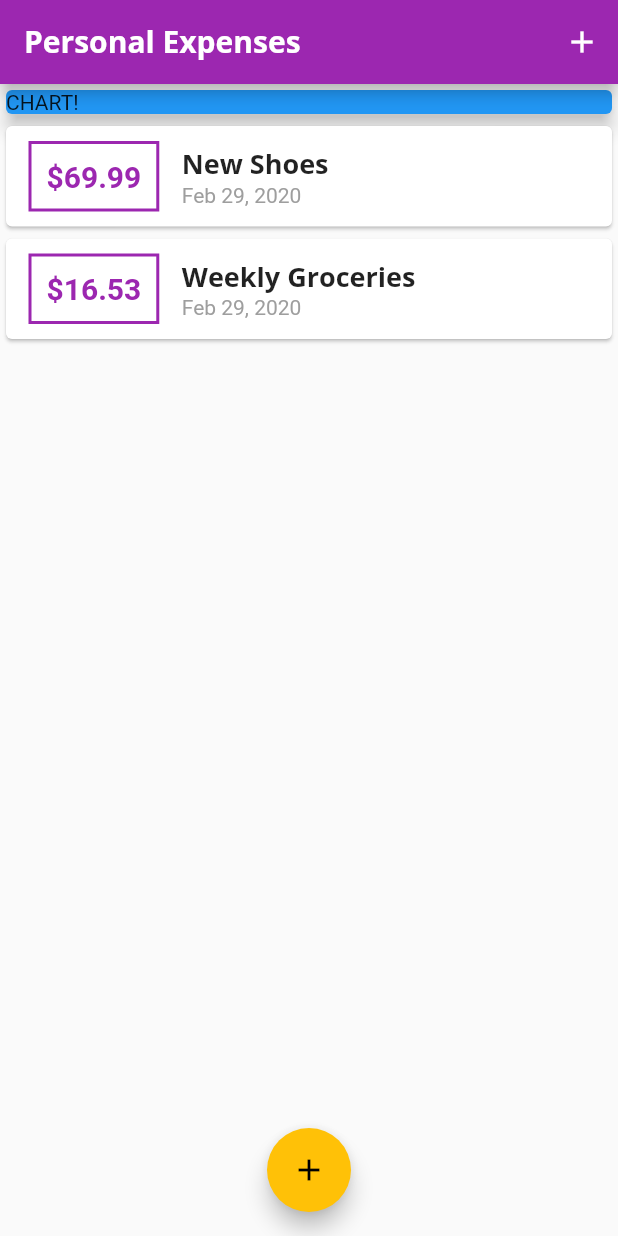
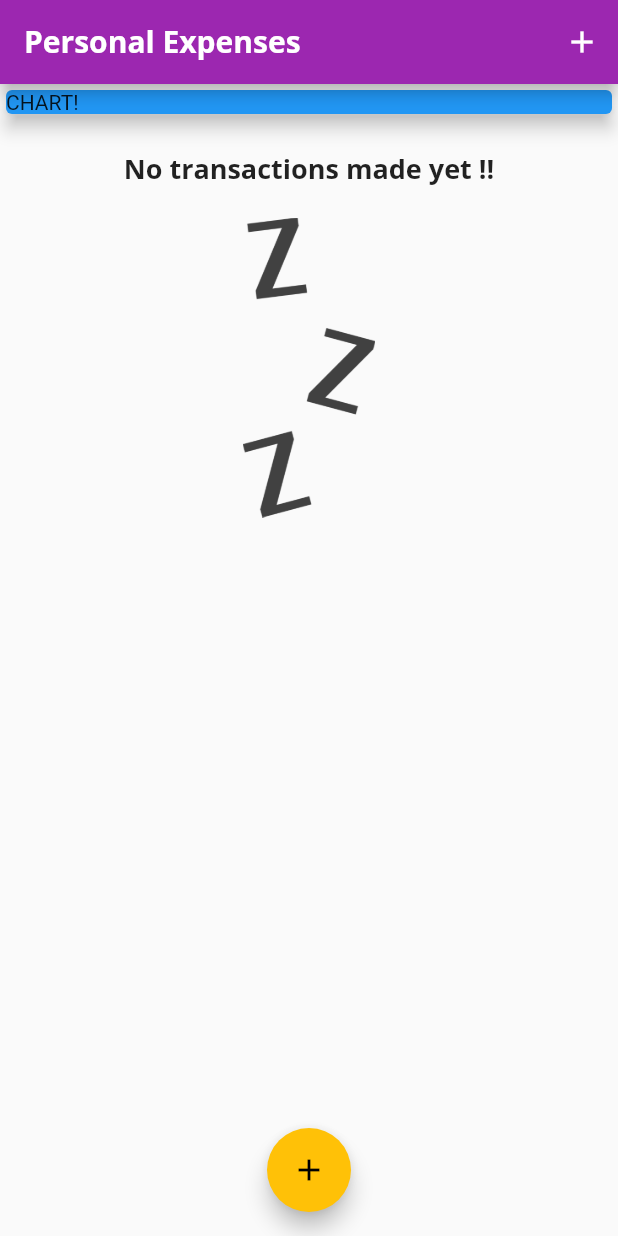
Before and after one commit to Shree-hari/personal_exp, a Flutter app: the screen it shows after launch, on a phone screen of 412 x 824 dp. Run offline on Flutter 3.47's test engine with Material 2 defaults, Android fonts, the phone set to English and light mode, and no system bars.

Commit message:
added image as assets and then used it as alternate if the transaction is not made by using ternary operator

```diff
--- a/lib/main.dart
+++ b/lib/main.dart
@@ -16,16 +16,18 @@
         fontFamily: 'Quicksand',
         textTheme: ThemeData.light().textTheme.copyWith(
               headline6: TextStyle(
-                  fontFamily: 'OpenSans',
-                  fontSize: 18.0,
-                  fontWeight: FontWeight.bold),
+                fontFamily: 'OpenSans',
+                fontSize: 18.0,
+                fontWeight: FontWeight.bold,
+              ),
             ),
         appBarTheme: AppBarTheme(
           textTheme: ThemeData.light().textTheme.copyWith(
                 headline6: TextStyle(
-                    fontFamily: 'OpenSans',
-                    fontSize: 20.0,
-                    fontWeight: FontWeight.bold),
+                  fontFamily: 'OpenSans',
+                  fontSize: 20.0,
+                  fontWeight: FontWeight.bold,
+                ),
               ),
         ),
       ),
@@ -43,18 +45,7 @@
 
 class _MyHomePageState extends State<MyHomePage> {
   final List<Transaction> _userTransactions = [
-    Transaction(
-      id: 't1',
-      title: 'New Shoes',
-      amount: 69.99,
-      date: DateTime.now(),
-    ),
-    Transaction(
-      id: 't2',
-      title: 'Weekly Groceries',
-      amount: 16.53,
-      date: DateTime.now(),
-    ),
+
   ];
 
   void _addNewTransaction(String txTitle, double txAmount) {
--- a/lib/widgets/transaction_list.dart
+++ b/lib/widgets/transaction_list.dart
@@ -12,7 +12,28 @@
   Widget build(BuildContext context) {
     return Container(
       height: 300,
-      child: ListView.builder(
+      child: transactions.isEmpty
+          ? Column(
+              children: <Widget>[
+                SizedBox(
+                  height: 20.0,
+                ),
+                Text(
+                  "No transactions made yet !!",
+                  style: Theme.of(context).textTheme.headline6,
+                ),
+                SizedBox(
+                  height: 20.0,
+                ),
+                Container(
+                  height: 200,
+                    child: Image.asset(
+                  'assets/images/waiting.png',
+                  fit: BoxFit.cover,
+                )),
+              ],
+            )
+          : ListView.builder(
               itemBuilder: (ctx, index) {
                 return Card(
                   child: Row(
```
Also changed, not shown: pubspec.yaml (+6 -6 lines), assets/images/waiting.png (added). Lines whose indentation alone changed are shown as unchanged.
